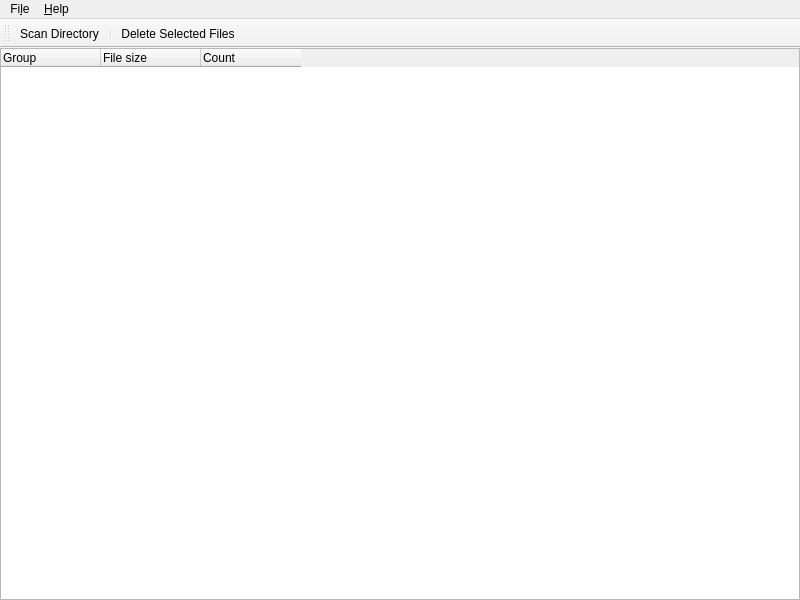
First picture: the form in mainwindow.ui, repository tikhova/findString, before the edit.
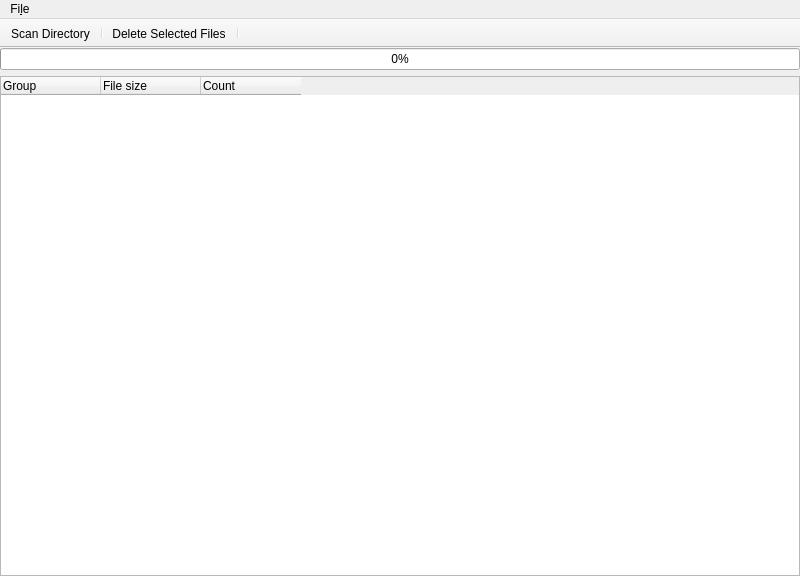
Second picture: the form after the edit.

```diff
--- a/mainwindow.ui
+++ b/mainwindow.ui
@@ -7,14 +7,14 @@
     <x>0</x>
     <y>0</y>
     <width>800</width>
-    <height>600</height>
+    <height>576</height>
    </rect>
   </property>
   <property name="windowTitle">
    <string>MainWindow</string>
   </property>
   <widget class="QWidget" name="centralWidget">
-   <layout class="QHBoxLayout" name="horizontalLayout">
+   <layout class="QVBoxLayout" name="verticalLayout_2">
     <property name="leftMargin">
      <number>0</number>
     </property>
@@ -27,8 +27,42 @@
     <property name="bottomMargin">
      <number>0</number>
     </property>
+    <item>
+     <widget class="QProgressBar" name="progressBar">
+      <property name="sizePolicy">
+       <sizepolicy hsizetype="Expanding" vsizetype="Fixed">
+        <horstretch>0</horstretch>
+        <verstretch>0</verstretch>
+       </sizepolicy>
+      </property>
+      <property name="value">
+       <number>0</number>
+      </property>
+      <property name="alignment">
+       <set>Qt::AlignCenter</set>
+      </property>
+      <property name="textVisible">
+       <bool>true</bool>
+      </property>
+      <property name="textDirection">
+       <enum>QProgressBar::BottomToTop</enum>
+      </property>
+     </widget>
+    </item>
     <item>
      <widget class="QTreeWidget" name="treeWidget">
+      <property name="sizePolicy">
+       <sizepolicy hsizetype="Expanding" vsizetype="Expanding">
+        <horstretch>0</horstretch>
+        <verstretch>0</verstretch>
+       </sizepolicy>
+      </property>
+      <property name="maximumSize">
+       <size>
+        <width>16777215</width>
+        <height>16777215</height>
+       </size>
+      </property>
       <property name="selectionMode">
        <enum>QAbstractItemView::MultiSelection</enum>
       </property>
@@ -74,18 +108,15 @@
     <addaction name="separator"/>
     <addaction name="actionExit"/>
    </widget>
-   <widget class="QMenu" name="menuHelp">
-    <property name="title">
-     <string>&amp;Help</string>
-    </property>
-   </widget>
    <addaction name="menuFile"/>
-   <addaction name="menuHelp"/>
   </widget>
   <widget class="QToolBar" name="toolBar">
    <property name="windowTitle">
     <string>toolBar</string>
    </property>
+   <property name="movable">
+    <bool>false</bool>
+   </property>
    <attribute name="toolBarArea">
     <enum>TopToolBarArea</enum>
    </attribute>
@@ -95,6 +126,7 @@
    <addaction name="actionScan_Directory"/>
    <addaction name="separator"/>
    <addaction name="actionDelete_Selected"/>
+   <addaction name="separator"/>
   </widget>
   <action name="actionScan_Directory">
    <property name="text">
```
